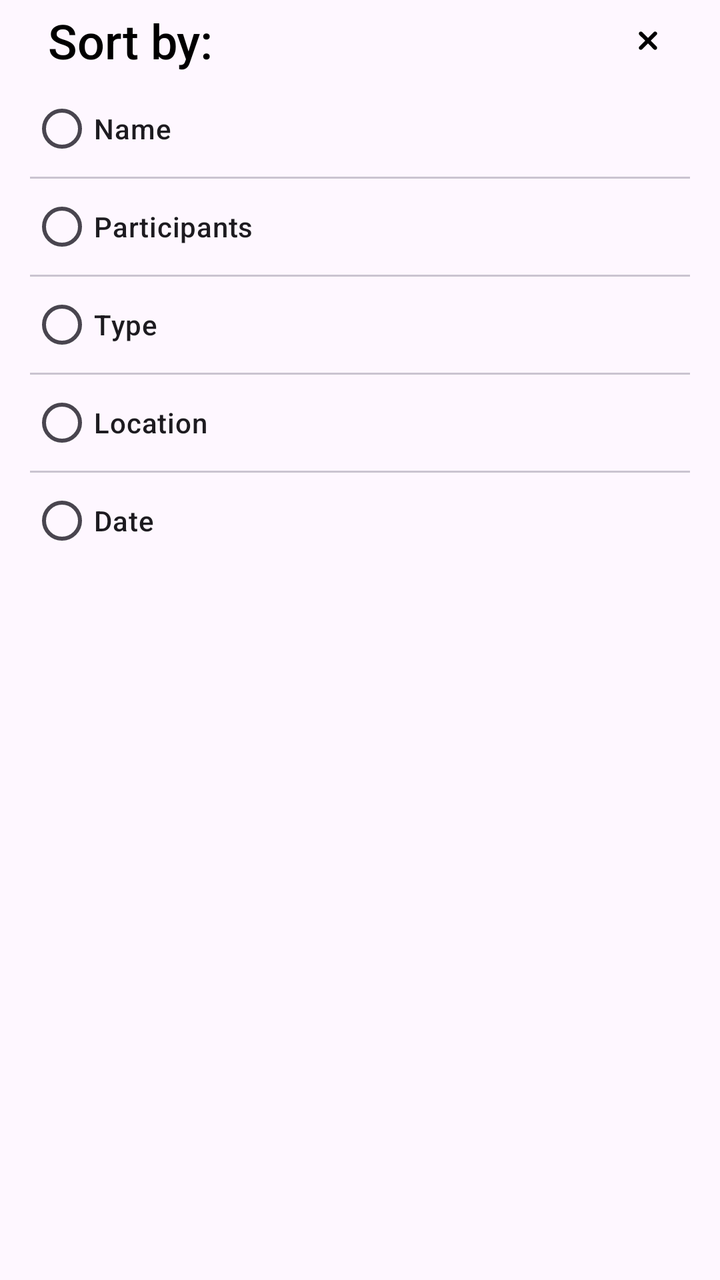
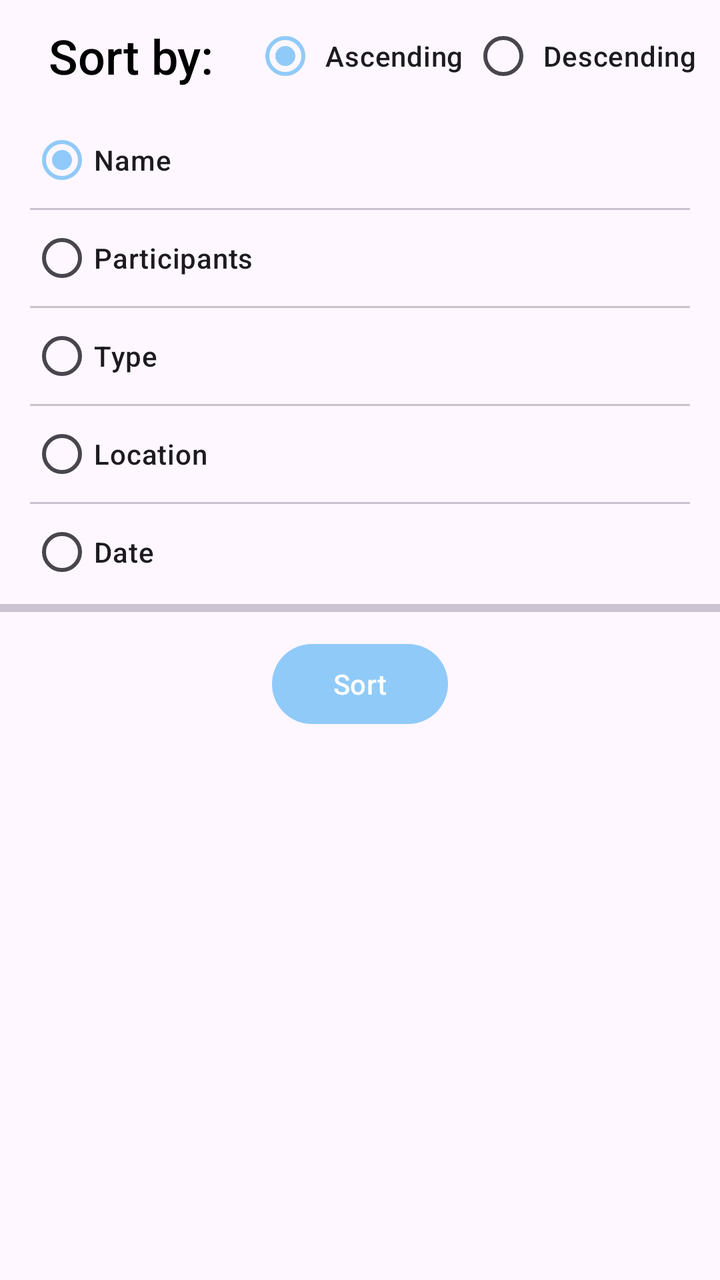

Before-and-after screenshots of an Android layout around one commit, followed by the original layout XML and the change that was made.
<!-- AndroidManifest.xml: application theme Theme.EventPlanner -->
<!-- res/layout/fragment_event_sort_options.xml -->
<?xml version="1.0" encoding="utf-8"?>
<LinearLayout
    xmlns:android="http://schemas.android.com/apk/res/android"
    xmlns:tools="http://schemas.android.com/tools"
    android:layout_width="match_parent"
    android:layout_height="wrap_content"
    android:orientation="vertical"
    tools:context=".fragments.EventSortOptionsFragment">

    <LinearLayout
        android:layout_width="match_parent"
        android:layout_height="wrap_content"
        android:layout_margin="4dp"
        android:orientation="horizontal"
        >

        <com.google.android.material.textview.MaterialTextView
            android:layout_width="wrap_content"
            android:layout_height="wrap_content"
            android:text="@string/sort_options"
            android:textSize="24sp"
            android:paddingHorizontal="20dp"
            />

        <include layout="@layout/space_divider"/>

        <include layout="@layout/view_close_button"/>

    </LinearLayout>

    <RadioGroup
        android:layout_width="match_parent"
        android:layout_height="wrap_content"
        android:paddingHorizontal="15dp"
        >

        <com.google.android.material.radiobutton.MaterialRadioButton
            android:layout_width="match_parent"
            android:layout_height="wrap_content"
            android:text="Name"
            />

        <include layout="@layout/divider_thin"/>

        <com.google.android.material.radiobutton.MaterialRadioButton
            android:layout_width="match_parent"
            android:layout_height="wrap_content"
            android:text="Participants"
            />

        <include layout="@layout/divider_thin"/>

        <com.google.android.material.radiobutton.MaterialRadioButton
            android:layout_width="match_parent"
            android:layout_height="wrap_content"
            android:text="Type"
            />

        <include layout="@layout/divider_thin"/>

        <com.google.android.material.radiobutton.MaterialRadioButton
            android:layout_width="match_parent"
            android:layout_height="wrap_content"
            android:text="Location"
            />

        <include layout="@layout/divider_thin"/>

        <com.google.android.material.radiobutton.MaterialRadioButton
            android:layout_width="match_parent"
            android:layout_height="wrap_content"
            android:text="Date"
            />

    </RadioGroup>

</LinearLayout>
<!-- res/layout/space_divider.xml (included above) -->
<?xml version="1.0" encoding="utf-8"?>
<Space
    xmlns:android="http://schemas.android.com/apk/res/android"
    android:layout_width="0dp"
    android:layout_height="wrap_content"
    android:layout_weight="1"/>
<!-- res/layout/view_close_button.xml (included above) -->
<?xml version="1.0" encoding="utf-8"?>
<ImageButton
    xmlns:android="http://schemas.android.com/apk/res/android"
    android:id="@+id/close_button"
    android:layout_width="wrap_content"
    android:layout_height="match_parent"
    android:background="?attr/selectableItemBackgroundBorderless"
    android:contentDescription="@string/button_close"
    android:layout_marginEnd="20dp"
    android:src="@drawable/ic_close"
    />
<!-- res/layout/divider_thin.xml (included above) -->
<?xml version="1.0" encoding="utf-8"?>
<com.google.android.material.divider.MaterialDivider
    xmlns:android="http://schemas.android.com/apk/res/android"
    android:layout_width="match_parent"
    android:layout_height="2dp"
    android:background="@color/black"
    android:layout_margin="8dp"
    />
<!-- resources referenced by this layout -->
<resources>
  <color name="black">#FF000000</color>
  <!-- drawable ic_close (drawable) -->
  <vector xmlns:android="http://schemas.android.com/apk/res/android" android:height="24dp" android:tint="#000000" android:viewportHeight="960" android:viewportWidth="960" android:width="24dp">
        
      <path android:fillColor="@android:color/white" android:pathData="M480,536L364,652Q353,663 336,663Q319,663 308,652Q297,641 297,624Q297,607 308,596L424,480L308,365Q297,354 297,337Q297,320 308,309Q319,298 336,298Q353,298 364,309L480,425L595,309Q606,298 623,298Q640,298 651,309Q663,321 663,337.5Q663,354 651,365L535,480L651,596Q662,607 662,624Q662,641 651,652Q639,664 622.5,664Q606,664 595,652L480,536Z"/>
      
  </vector>
  <string name="button_close">Close</string>
  <string name="sort_options">Sort by:</string>
  <style name="Theme.EventPlanner" parent="Theme.Material3.DayNight.NoActionBar">
          
          <item name="colorPrimary">@color/blue_200</item>
          <item name="colorPrimaryVariant">@color/blue_500</item>
          <item name="colorOnPrimary">@color/white</item>
          
          <item name="colorSecondary">@color/purple_200</item>
          <item name="colorSecondaryVariant">@color/purple_500</item>
          <item name="colorOnSecondary">@color/white</item>
          
          <item name="android:statusBarColor">@color/black</item>
          
          <item name="android:textColor">@color/black</item>
          <item name="android:fontFamily">sans-serif-medium</item>
          
          <item name="windowActionBar">false</item>
          <item name="windowNoTitle">true</item>
          <item name="android:windowFullscreen">true</item>
          <item name="android:windowContentOverlay">@null</item>
      </style>
  <color name="blue_200">#90CAF9</color>
  <color name="blue_500">#03A9F4</color>
  <color name="white">#FFFFFFFF</color>
  <color name="purple_200">#B39DDB</color>
  <color name="purple_500">#673AB7</color>
</resources>

<!-- the commit's change to res/layout/fragment_event_sort_options.xml (unified diff, before → after) -->
@@ -16,11 +16,39 @@
 
         <com.google.android.material.textview.MaterialTextView
             android:layout_width="wrap_content"
-            android:layout_height="wrap_content"
+            android:layout_height="match_parent"
             android:text="@string/sort_options"
             android:textSize="24sp"
             android:paddingHorizontal="20dp"
+            android:gravity="center"
             />
+
+        <include layout="@layout/space_divider"/>
+
+        <RadioGroup
+            android:layout_width="wrap_content"
+            android:layout_height="wrap_content"
+            android:orientation="horizontal"
+            android:checkedButton="@id/sort_ascending_event"
+            >
+
+            <com.google.android.material.radiobutton.MaterialRadioButton
+                android:id="@+id/sort_ascending_event"
+                android:layout_width="match_parent"
+                android:layout_height="wrap_content"
+                android:text="@string/ascending"
+                android:paddingHorizontal="4dp"
+                />
+
+            <com.google.android.material.radiobutton.MaterialRadioButton
+                android:id="@+id/sort_descending_event"
+                android:layout_width="match_parent"
+                android:layout_height="wrap_content"
+                android:text="@string/descending"
+                android:paddingHorizontal="4dp"
+                />
+
+        </RadioGroup>
 
         <include layout="@layout/space_divider"/>
 
@@ -32,47 +60,71 @@
         android:layout_width="match_parent"
         android:layout_height="wrap_content"
         android:paddingHorizontal="15dp"
+        android:checkedButton="@id/sort_event_name"
         >
 
         <com.google.android.material.radiobutton.MaterialRadioButton
+            android:id="@+id/sort_event_name"
             android:layout_width="match_parent"
             android:layout_height="wrap_content"
-            android:text="Name"
+            android:text="@string/name"
+            android:checked="true"
             />
 
         <include layout="@layout/divider_thin"/>
 
         <com.google.android.material.radiobutton.MaterialRadioButton
+            android:id="@+id/sort_event_participants"
             android:layout_width="match_parent"
             android:layout_height="wrap_content"
-            android:text="Participants"
+            android:text="@string/participants"
             />
 
         <include layout="@layout/divider_thin"/>
 
         <com.google.android.material.radiobutton.MaterialRadioButton
+            android:id="@+id/sort_event_type"
             android:layout_width="match_parent"
             android:layout_height="wrap_content"
-            android:text="Type"
+            android:text="@string/type"
             />
 
         <include layout="@layout/divider_thin"/>
 
         <com.google.android.material.radiobutton.MaterialRadioButton
+            android:id="@+id/sort_event_location"
             android:layout_width="match_parent"
             android:layout_height="wrap_content"
-            android:text="Location"
+            android:text="@string/location"
             />
 
         <include layout="@layout/divider_thin"/>
 
         <com.google.android.material.radiobutton.MaterialRadioButton
+            android:id="@+id/sort_event_date"
             android:layout_width="match_parent"
             android:layout_height="wrap_content"
-            android:text="Date"
+            android:text="@string/date"
             />
 
     </RadioGroup>
+
+    <include layout="@layout/divider_thick"/>
+
+    <LinearLayout
+        android:layout_width="match_parent"
+        android:layout_height="wrap_content"
+        android:orientation="horizontal"
+        android:padding="10dp"
+        android:gravity="center"
+        >
+        <com.google.android.material.button.MaterialButton
+            android:layout_width="wrap_content"
+            android:layout_height="wrap_content"
+            android:text="@string/sort"
+            />
+
+    </LinearLayout>
 
 </LinearLayout>
 <!-- res/layout/space_divider.xml (included above) -->
@@ -103,3 +155,12 @@
     android:background="@color/black"
     android:layout_margin="8dp"
     />
+<!-- res/layout/divider_thick.xml (included above) -->
+<?xml version="1.0" encoding="utf-8"?>
+<com.google.android.material.divider.MaterialDivider
+    xmlns:android="http://schemas.android.com/apk/res/android"
+    android:layout_width="match_parent"
+    android:layout_height="4dp"
+    android:background="@color/black"
+    android:layout_marginTop="2dp"
+    android:layout_marginBottom="2dp"/>
<!-- resource entries referenced after the edit -->
@@ -7,8 +7,16 @@
       <path android:fillColor="@android:color/white" android:pathData="M480,536L364,652Q353,663 336,663Q319,663 308,652Q297,641 297,624Q297,607 308,596L424,480L308,365Q297,354 297,337Q297,320 308,309Q319,298 336,298Q353,298 364,309L480,425L595,309Q606,298 623,298Q640,298 651,309Q663,321 663,337.5Q663,354 651,365L535,480L651,596Q662,607 662,624Q662,641 651,652Q639,664 622.5,664Q606,664 595,652L480,536Z"/>
       
   </vector>
+  <string name="ascending">Ascending</string>
   <string name="button_close">Close</string>
+  <string name="date">Date</string>
+  <string name="descending">Descending</string>
+  <string name="location">Location</string>
+  <string name="name">Name</string>
+  <string name="participants">Participants</string>
+  <string name="sort">Sort</string>
   <string name="sort_options">Sort by:</string>
+  <string name="type">Type</string>
   <style name="Theme.EventPlanner" parent="Theme.Material3.DayNight.NoActionBar">
           
           <item name="colorPrimary">@color/blue_200</item>
